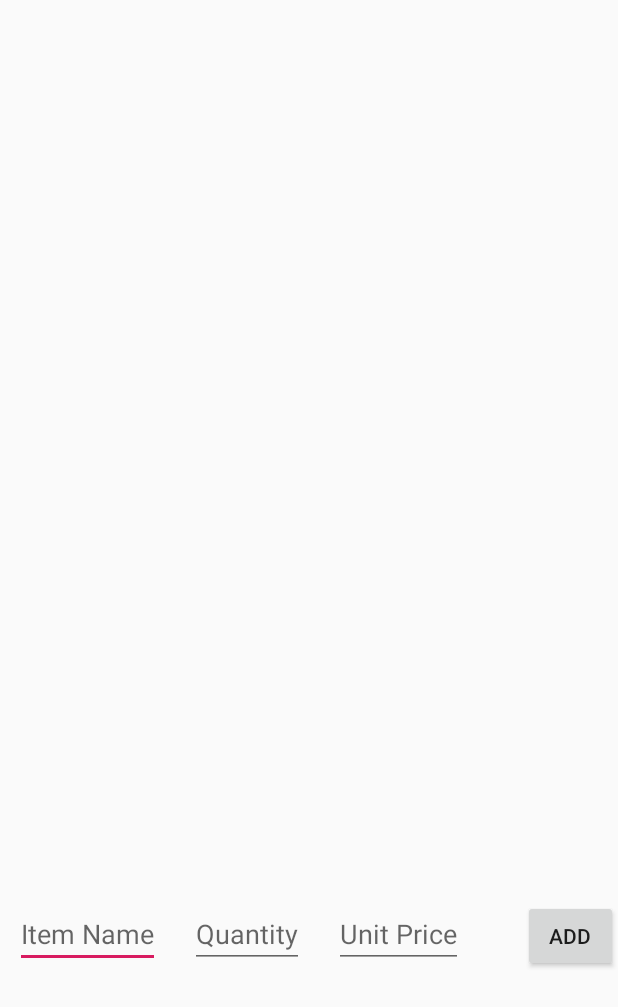
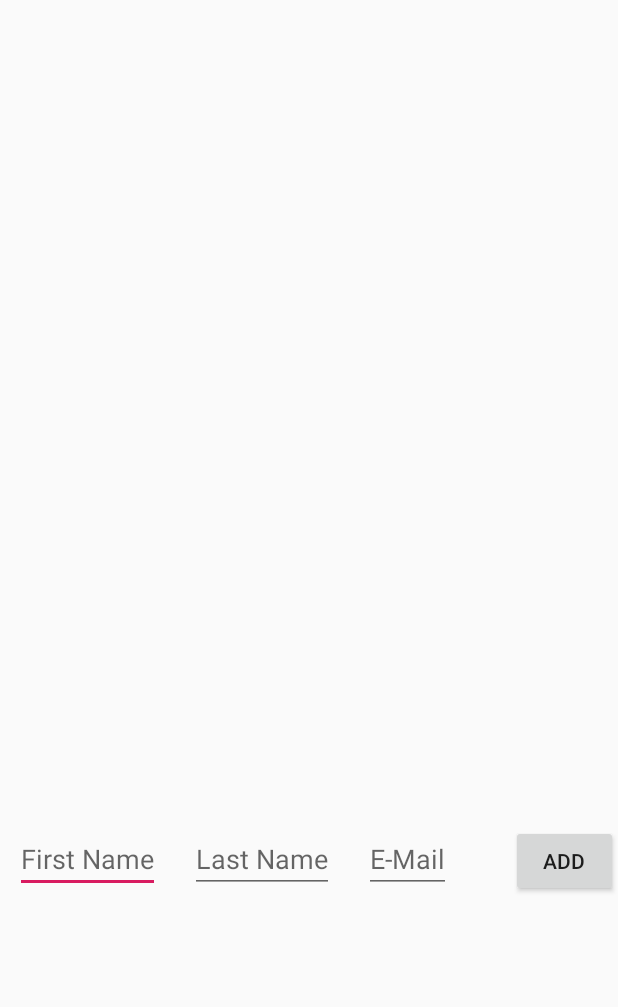
Before and after one commit to gamidiv10/Splinter, an Android app: the layout activity_adding_participants.xml on its own in the app's theme, with its tools: preview values and no code run, on a phone screen of 412 x 824 dp. Shown: the top 1007 px of the screen. Run offline under Robolectric (Android 15) with nearby library versions, the phone set to English and light mode, and no system bars.

Commit message:
Added 'Adding Participants Page'

```diff
--- a/app/src/main/java/com/example/splinter/addBillActivity.java
+++ b/app/src/main/java/com/example/splinter/AddBillActivity.java
@@ -3,16 +3,14 @@ package com.example.splinter;
 import androidx.appcompat.app.AppCompatActivity;
 
 import android.app.Activity;
-import android.content.Intent;
 import android.os.Bundle;
 import android.view.View;
 import android.widget.ArrayAdapter;
 import android.widget.Button;
 import android.widget.EditText;
 import android.widget.ListView;
-import android.widget.TextView;
 
-public class addBillActivity extends Activity {
+public class AddBillActivity extends Activity {
     private ArrayAdapter<String> itemsAdapter;
     Button itemadd;
     EditText itemName, itemPrice, itemQuantity;
--- a/app/src/main/res/layout/activity_add_bill.xml
+++ b/app/src/main/res/layout/activity_adding_participants.xml
@@ -4,51 +4,52 @@
     xmlns:tools="http://schemas.android.com/tools"
     android:layout_width="match_parent"
     android:layout_height="match_parent"
-    tools:context=".addBillActivity">
+    tools:context=".AddParticipantActivity">
+
 
     <EditText
-        android:id="@+id/editTextItemName"
+        android:id="@+id/editTextFirstName"
         android:layout_width="wrap_content"
         android:layout_height="wrap_content"
-        android:hint="Item Name"
-        android:layout_marginVertical="600dp"
+        android:hint="First Name"
+        android:layout_marginVertical="550dp"
         android:layout_marginLeft="10dp"
 
-     />
+        />
 
     <EditText
-        android:id="@+id/editTextItemQuantity"
+        android:id="@+id/editTextLastName"
         android:layout_width="wrap_content"
         android:layout_height="wrap_content"
-        android:layout_toRightOf="@+id/editTextItemName"
-        android:hint="Quantity"
-        android:layout_marginVertical="600dp"
+        android:layout_toRightOf="@+id/editTextFirstName"
+        android:hint="Last Name"
+        android:layout_marginVertical="550dp"
         android:layout_marginLeft="20dp"
         />
 
     <EditText
-        android:id="@+id/editTextItemPrice"
+        android:id="@+id/editTextEMail"
         android:layout_width="wrap_content"
         android:layout_height="wrap_content"
-        android:hint="Unit Price"
-        android:layout_toRightOf="@+id/editTextItemQuantity"
-        android:layout_marginVertical="600dp"
+        android:hint="E-Mail"
+        android:layout_toRightOf="@+id/editTextLastName"
+        android:layout_marginVertical="550dp"
         android:layout_marginLeft="20dp"
 
         />
 
     <Button
-        android:id="@+id/btnAddItem"
+        android:id="@+id/btnAddParticipant"
         android:layout_width="wrap_content"
         android:layout_height="wrap_content"
         android:layout_marginLeft="40dp"
-        android:layout_marginVertical="600dp"
-        android:layout_toRightOf="@+id/editTextItemPrice"
+        android:layout_marginVertical="550dp"
+        android:layout_toRightOf="@+id/editTextEMail"
         android:text="Add"
         />
-
     <ListView
         android:layout_width="match_parent"
         android:layout_height="match_parent"
-        android:id="@+id/lv_item"/>
+        android:id="@+id/lv_item">
+    </ListView>
 </RelativeLayout>
```
Also changed, not shown: app/src/main/AndroidManifest.xml (+7 -1 lines), app/src/main/java/com/example/splinter/AddParticipantActivity.java (added, +46 -0 lines), app/src/main/java/com/example/splinter/MainActivity.java (+12 -9 lines), app/src/main/res/layout/activity_main.xml (+9 -0 lines).
